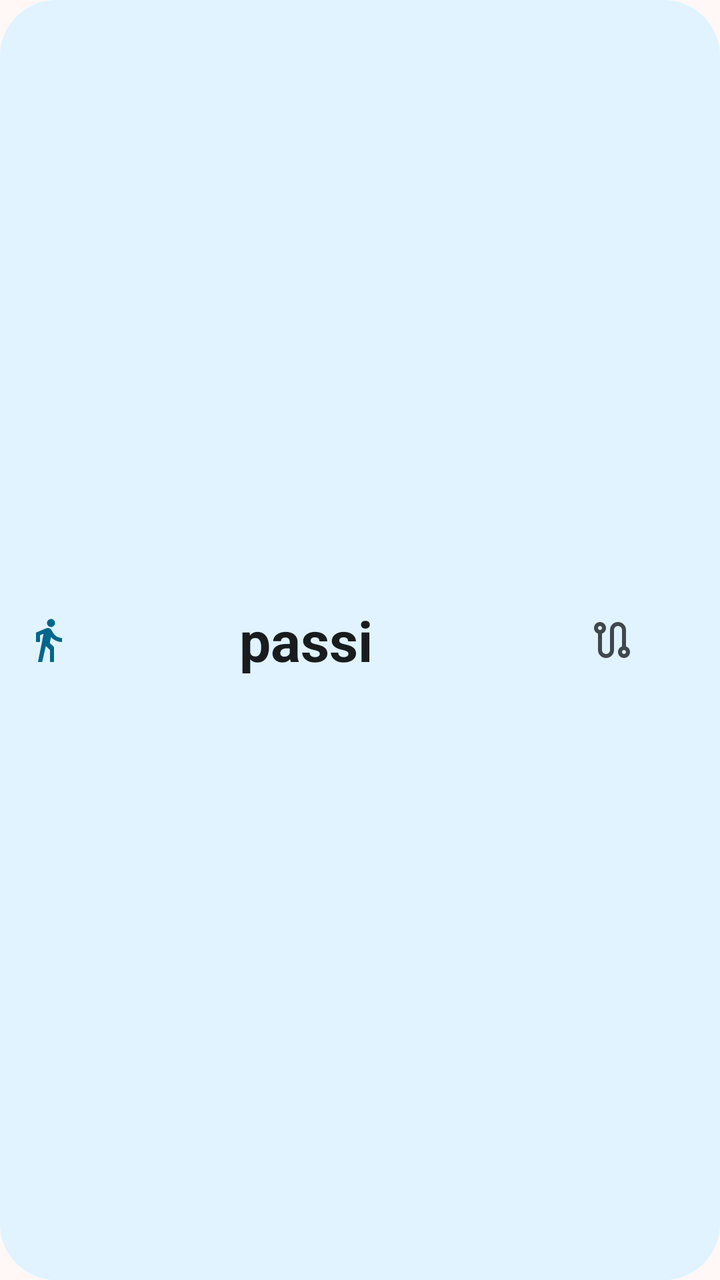
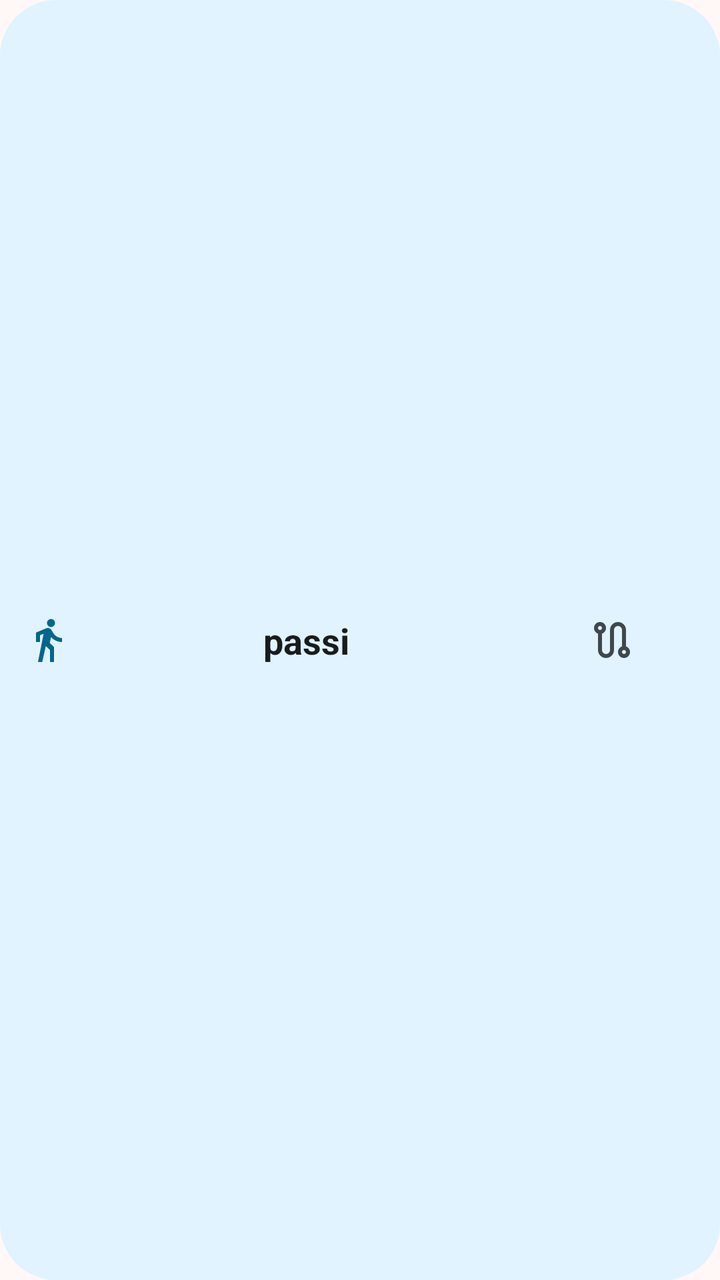

Screens rendered from an Android XML layout before and after an edit, with the pre-edit source and the edit as a unified diff.
<!-- AndroidManifest.xml: application theme Theme.Passi -->
<!-- res/layout/widget_layout_small1.xml -->
<?xml version="1.0" encoding="utf-8"?>
<LinearLayout xmlns:android="http://schemas.android.com/apk/res/android"
    xmlns:tools="http://schemas.android.com/tools"
    android:layout_width="match_parent"
    android:layout_height="match_parent"
    android:background="@drawable/widget_background"
    android:gravity="center_vertical"
    android:padding="@dimen/widget_padding">

    <TextView
        android:id="@+id/textView"
        android:layout_width="0dp"
        android:layout_height="wrap_content"
        android:layout_weight="3"
        android:contentDescription="@string/appwidget_text"
        android:drawableLeft="@drawable/walk_black"
        android:drawablePadding="6dp"
        android:drawableTint="@color/widget_accent"
        android:gravity="center"
        android:text="@string/passi"
        android:textAlignment="center"
        android:textColor="@color/widget_on_background"
        android:textSize="@dimen/text_size_widget_headline"
        android:textStyle="bold" />

    <TextView
        android:id="@+id/km"
        android:layout_width="0dp"
        android:layout_height="wrap_content"
        android:layout_weight="3"
        android:contentDescription="@string/appwidget_text"
        android:drawableLeft="@drawable/route"
        android:drawablePadding="6dp"
        android:gravity="center"
        android:text="@string/kmEtichetta"
        android:textAlignment="center"
        android:textColor="@color/widget_on_background"
        android:textSize="@dimen/text_size_widget_headline"
        android:textStyle="bold"
        android:visibility="gone" />

    
    <ImageButton
        android:id="@+id/widgetButtonPassi"
        android:layout_width="0dp"
        android:layout_height="48dp"
        android:layout_weight="1"
        android:background="@android:color/transparent"
        android:contentDescription="@string/widget_button_action"
        android:src="@drawable/walk_black"
        android:tint="@color/widget_on_background_variant"
        android:visibility="gone"
        tools:ignore="UseAppTint" />

    <ImageButton
        android:id="@+id/widgetButtonKm"
        android:layout_width="0dp"
        android:layout_height="48dp"
        android:layout_weight="1"
        android:background="@android:color/transparent"
        android:contentDescription="@string/widget_button_action2"
        android:src="@drawable/route_outline"
        android:tint="@color/widget_on_background_variant"
        tools:ignore="UseAppTint" />

</LinearLayout>
<!-- resources referenced by this layout -->
<resources>
  <color name="widget_accent">#FFB3400A</color>
  <color name="widget_on_background">#FF221A16</color>
  <color name="widget_on_background_variant">#FF53433D</color>
  <dimen name="text_size_widget_headline">28sp</dimen>
  <dimen name="widget_padding">12dp</dimen>
  <!-- drawable widget_background (drawable) -->
  <?xml version="1.0" encoding="utf-8"?>
  <shape xmlns:android="http://schemas.android.com/apk/res/android"
      android:shape="rectangle">
      <solid android:color="@color/widget_background" />
      <corners android:radius="@dimen/widget_corner_radius" />
  </shape>
  <string name="appwidget_text">EXAMPLE</string>
  <string name="kmEtichetta">0 km</string>
  <string name="passi">passi</string>
  <string name="widget_button_action">widgetButtonPassi</string>
  <string name="widget_button_action2">widgetButtonKm</string>
  <color name="widget_background">#FFFCEAE3</color>
  <dimen name="widget_corner_radius">16dp</dimen>
  <color name="md_primary">#FFB3400A</color>
  <color name="md_on_primary">#FFFFFFFF</color>
  <color name="md_primary_container">#FFFFDBCC</color>
  <color name="md_on_primary_container">#FF3B0A00</color>
  <color name="md_secondary">#FF77574A</color>
  <color name="md_on_secondary">#FFFFFFFF</color>
  <color name="md_secondary_container">#FFFFDBCC</color>
  <color name="md_on_secondary_container">#FF2C160D</color>
  <color name="md_tertiary">#FF6C5D2F</color>
  <color name="md_on_tertiary">#FFFFFFFF</color>
  <color name="md_tertiary_container">#FFF5E1A7</color>
  <color name="md_on_tertiary_container">#FF241A00</color>
  <color name="md_error">#FFBA1A1A</color>
  <color name="md_on_error">#FFFFFFFF</color>
  <color name="md_error_container">#FFFFDAD6</color>
  <color name="md_on_error_container">#FF410002</color>
  <color name="md_background">#FFFFF8F6</color>
  <color name="md_on_background">#FF221A16</color>
  <color name="md_surface">#FFFFF8F6</color>
  <color name="md_on_surface">#FF221A16</color>
  <color name="md_surface_variant">#FFF5DED5</color>
  <color name="md_on_surface_variant">#FF53433D</color>
  <color name="md_surface_container_lowest">#FFFFFFFF</color>
  <color name="md_surface_container_low">#FFFFF1EB</color>
  <color name="md_surface_container">#FFFCEAE3</color>
  <color name="md_surface_container_high">#FFF7E4DD</color>
  <color name="md_surface_container_highest">#FFF1DED7</color>
  <color name="md_outline">#FF85736C</color>
  <color name="md_outline_variant">#FFD8C2BA</color>
  <color name="md_inverse_surface">#FF382E2A</color>
  <color name="md_inverse_on_surface">#FFFFEDE7</color>
  <style name="PassiCard" parent="Widget.Material3.CardView.Filled">
          <item name="cardBackgroundColor">?attr/colorSurfaceContainer</item>
          <item name="cardCornerRadius">@dimen/card_corner_radius</item>
          <item name="cardElevation">0dp</item>
          <item name="cardUseCompatPadding">false</item>
      </style>
  <style name="PassiSwitch" parent="Widget.Material3.CompoundButton.MaterialSwitch" />
  <style name="PassiBottomNav" parent="Widget.Material3.BottomNavigationView">
          <item name="android:background">?attr/colorSurfaceContainer</item>
          <item name="labelVisibilityMode">labeled</item>
      </style>
  <style name="PassiToolbar" parent="Widget.Material3.Toolbar.OnSurface">
          <item name="titleTextAppearance">@style/PassiToolbarTitle</item>
          <item name="android:background">?android:attr/colorBackground</item>
      </style>
  <dimen name="card_corner_radius">20dp</dimen>
  <dimen name="text_size_body">18sp</dimen>
  <dimen name="space_l">24dp</dimen>
  <style name="PassiToolbarTitle" parent="TextAppearance.Material3.TitleLarge">
          <item name="android:textSize">@dimen/text_size_title</item>
          <item name="android:textColor">?attr/colorOnBackground</item>
      </style>
  <dimen name="text_size_title">22sp</dimen>
  <!-- unchanged entries left out for length: 5 -->
</resources>

<!-- the commit's change to res/layout/widget_layout_small1.xml (unified diff, before → after) -->
@@ -12,15 +12,19 @@
         android:layout_width="0dp"
         android:layout_height="wrap_content"
         android:layout_weight="3"
+        android:autoSizeMaxTextSize="@dimen/text_size_widget_headline"
+        android:autoSizeMinTextSize="@dimen/text_size_body"
+        android:autoSizeStepGranularity="1sp"
+        android:autoSizeTextType="uniform"
         android:contentDescription="@string/appwidget_text"
         android:drawableLeft="@drawable/walk_black"
         android:drawablePadding="6dp"
         android:drawableTint="@color/widget_accent"
         android:gravity="center"
+        android:maxLines="1"
         android:text="@string/passi"
         android:textAlignment="center"
         android:textColor="@color/widget_on_background"
-        android:textSize="@dimen/text_size_widget_headline"
         android:textStyle="bold" />
 
     <TextView
@@ -28,14 +32,18 @@
         android:layout_width="0dp"
         android:layout_height="wrap_content"
         android:layout_weight="3"
+        android:autoSizeMaxTextSize="@dimen/text_size_widget_headline"
+        android:autoSizeMinTextSize="@dimen/text_size_body"
+        android:autoSizeStepGranularity="1sp"
+        android:autoSizeTextType="uniform"
         android:contentDescription="@string/appwidget_text"
         android:drawableLeft="@drawable/route"
         android:drawablePadding="6dp"
         android:gravity="center"
+        android:maxLines="1"
         android:text="@string/kmEtichetta"
         android:textAlignment="center"
         android:textColor="@color/widget_on_background"
-        android:textSize="@dimen/text_size_widget_headline"
         android:textStyle="bold"
         android:visibility="gone" />
 
